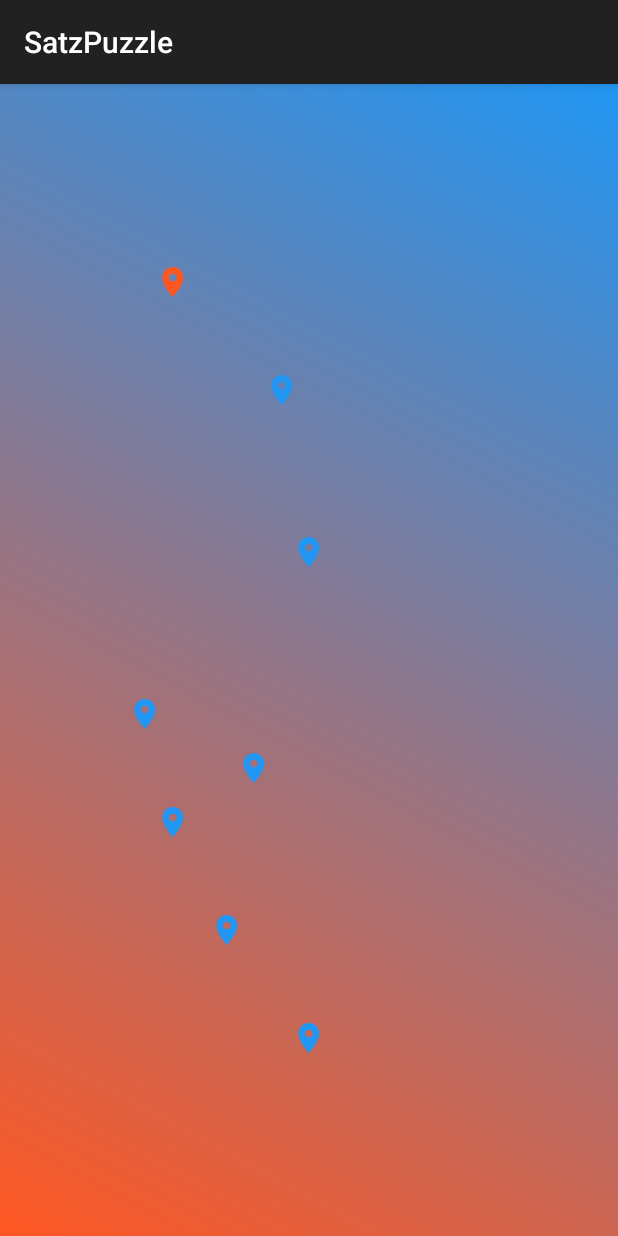
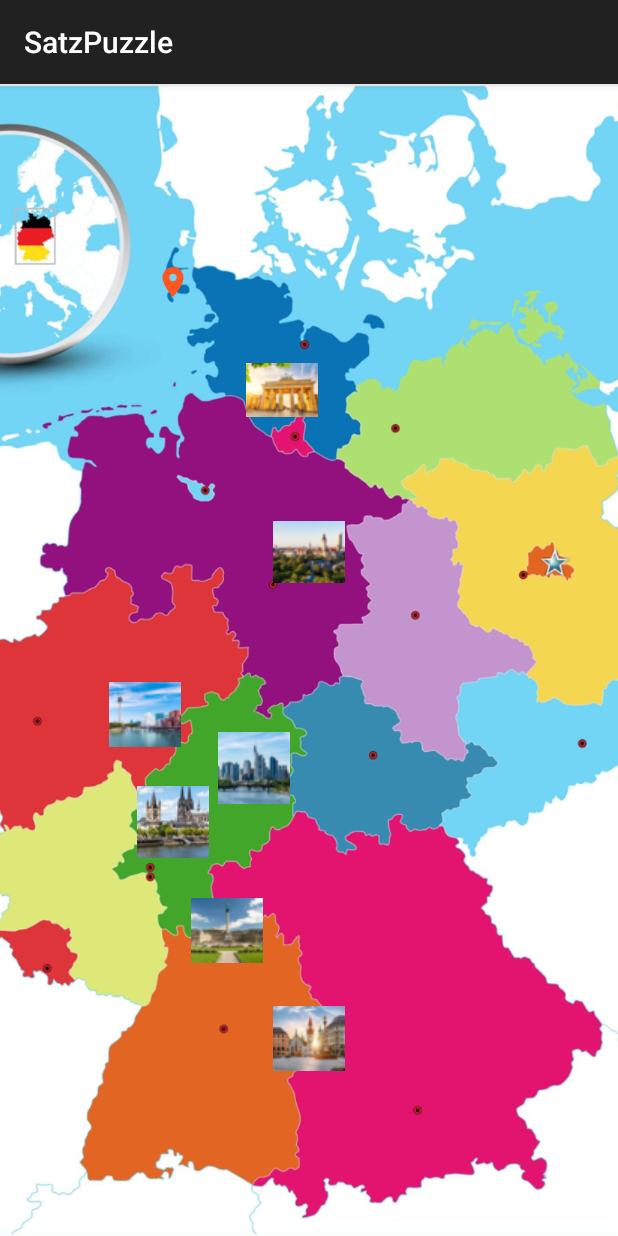
Before and after one commit to mhsenpc/german_android_game, an Android app: the screen it shows after launch (MainActivity), on a phone screen of 412 x 824 dp. Run offline under Robolectric (Android 15) with nearby library versions, the phone set to English and light mode, and no system bars.

Commit message:
add marker images

```diff
--- a/app/src/main/res/layout/activity_city_progression.xml
+++ b/app/src/main/res/layout/activity_city_progression.xml
@@ -11,7 +11,6 @@
         android:layout_width="match_parent"
         android:layout_height="match_parent"
         android:scaleType="centerCrop"
-        android:src="@drawable/default_background"
         app:layout_constraintBottom_toBottomOf="parent"
         app:layout_constraintEnd_toEndOf="parent"
         app:layout_constraintStart_toStartOf="parent"
--- a/app/src/main/res/layout/activity_main.xml
+++ b/app/src/main/res/layout/activity_main.xml
@@ -11,7 +11,7 @@
         android:layout_width="match_parent"
         android:layout_height="match_parent"
         android:scaleType="centerCrop"
-        android:src="@drawable/default_background"
+        android:src="@drawable/map"
         app:layout_constraintBottom_toBottomOf="parent"
         app:layout_constraintEnd_toEndOf="parent"
         app:layout_constraintStart_toStartOf="parent"
@@ -37,7 +37,7 @@
         android:layout_height="48dp"
         android:background="@null"
         android:contentDescription="Berlin"
-        android:src="@drawable/city_marker_berlin"
+        android:src="@drawable/berlin_marker"
         app:layout_constraintBottom_toBottomOf="parent"
         app:layout_constraintEnd_toEndOf="parent"
         app:layout_constraintHorizontal_bias="0.45"
@@ -51,7 +51,7 @@
         android:layout_height="48dp"
         android:background="@null"
         android:contentDescription="Leipzig"
-        android:src="@drawable/city_marker_leipzig"
+        android:src="@drawable/leipzig_marker"
         app:layout_constraintBottom_toBottomOf="parent"
         app:layout_constraintEnd_toEndOf="parent"
         app:layout_constraintHorizontal_bias="0.5"
@@ -65,7 +65,7 @@
         android:layout_height="48dp"
         android:background="@null"
         android:contentDescription="Düsseldorf"
-        android:src="@drawable/city_marker_dusseldorf"
+        android:src="@drawable/dusseldorf_marker"
         app:layout_constraintBottom_toBottomOf="parent"
         app:layout_constraintEnd_toEndOf="parent"
         app:layout_constraintHorizontal_bias="0.2"
@@ -79,7 +79,7 @@
         android:layout_height="48dp"
         android:background="@null"
         android:contentDescription="Cologne"
-        android:src="@drawable/city_marker_cologne"
+        android:src="@drawable/cologne_marker"
         app:layout_constraintBottom_toBottomOf="parent"
         app:layout_constraintEnd_toEndOf="parent"
         app:layout_constraintHorizontal_bias="0.25"
@@ -93,7 +93,7 @@
         android:layout_height="48dp"
         android:background="@null"
         android:contentDescription="Frankfurt"
-        android:src="@drawable/city_marker_frankfurt"
+        android:src="@drawable/frankfurt_marker"
         app:layout_constraintBottom_toBottomOf="parent"
         app:layout_constraintEnd_toEndOf="parent"
         app:layout_constraintHorizontal_bias="0.4"
@@ -107,7 +107,7 @@
         android:layout_height="48dp"
         android:background="@null"
         android:contentDescription="Stuttgart"
-        android:src="@drawable/city_marker_stuttgart"
+        android:src="@drawable/stuttgart_marker"
         app:layout_constraintBottom_toBottomOf="parent"
         app:layout_constraintEnd_toEndOf="parent"
         app:layout_constraintHorizontal_bias="0.35"
@@ -121,7 +121,7 @@
         android:layout_height="48dp"
         android:background="@null"
         android:contentDescription="Munich"
-        android:src="@drawable/city_marker_munich"
+        android:src="@drawable/munich_marker"
         app:layout_constraintBottom_toBottomOf="parent"
         app:layout_constraintEnd_toEndOf="parent"
         app:layout_constraintHorizontal_bias="0.5"
```
Also changed, not shown: app/src/main/assets/images/backgrounds/cologne.png (added), app/src/main/res/drawable/berlin_marker.png (added), app/src/main/res/drawable/cologne_marker.png (added), app/src/main/res/drawable/dusseldorf_marker.png (added), app/src/main/res/drawable/frankfurt_marker.png (added), app/src/main/res/drawable/hamburg_marker.png (added), app/src/main/res/drawable/leipzig_marker.png (added), app/src/main/res/drawable/map.png (added), app/src/main/res/drawable/munich_marker.png (added), app/src/main/res/drawable/stuttgart_marker.png (added), 1 other file.
